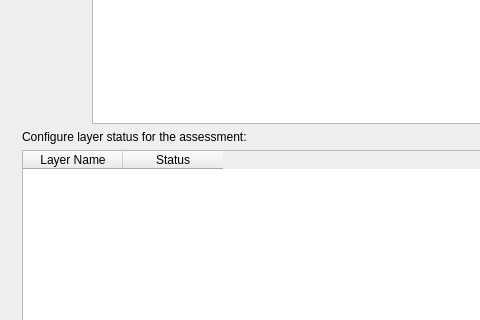
Before: the Qt Designer form assessment_wizard_dialog_base.ui in adtorres1987/q_assessment_wizard, drawn with Qt 5; both pictures show x 0 to 480 and y 219 to 539 of the 1000 by 700 pixel window.
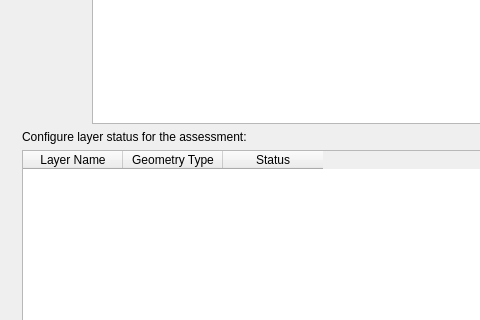
After: the same form once the commit is applied.

What changed in the file:
```diff
--- a/assessment_wizard_dialog_base.ui
+++ b/assessment_wizard_dialog_base.ui
@@ -82,6 +82,11 @@
         <string>Layer Name</string>
        </property>
       </column>
+      <column>
+       <property name="text">
+        <string>Geometry Type</string>
+       </property>
+      </column>
       <column>
        <property name="text">
         <string>Status</string>
```
Left out of the diff: 5 changed lines with no effect on the pictures.
